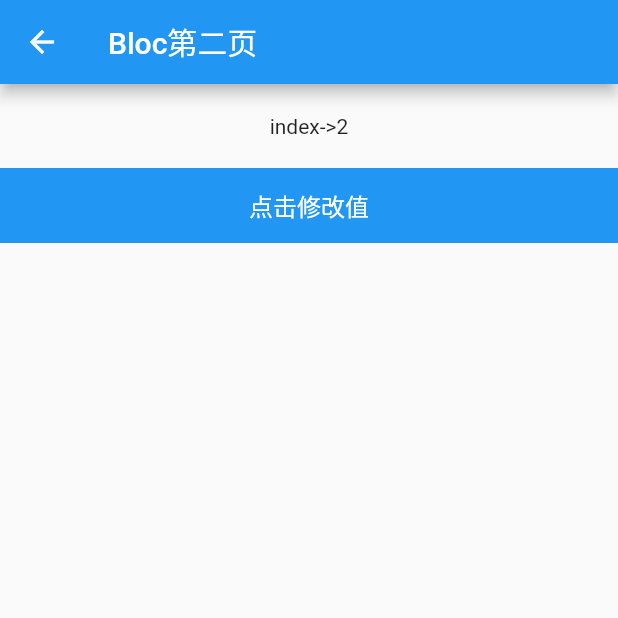
After one commit to Sum-sdl/FlutterSimpleDemo, a Flutter app: the BlocTestPage screen opened directly, after a tap on "点击修改值", after a tap on "跳转下一页,数据需要共享", on a phone screen of 412 x 824 dp, the top half of it. The commit adds this screen. Run offline on Flutter 3.47's test engine with Material 2 defaults, Android fonts, the phone set to English and light mode, and no system bars; our stand-ins replace cached_network_image, convert, dio, flutter_swiper, image_picker, rxdart and 3 more; missing offline and left inert: flutter_webview_plugin; accounts and stored records are empty.

Commit message:
添加BloC模式测试

```diff
--- a/flutter_rent/lib/main.dart
+++ b/flutter_rent/lib/main.dart
@@ -14,9 +14,10 @@ import 'package:flutter_rent/ui/HomeSelfPage.dart';
 
 void main() {
   runApp(new MyApp());
+
   if (Platform.isAndroid) {
     SystemChrome.setSystemUIOverlayStyle(SystemUiOverlayStyle(
-      statusBarColor: Colors.transparent,
+      statusBarColor: Colors.red,
       statusBarBrightness: Brightness.dark,
       statusBarIconBrightness: Brightness.dark,
     ));
--- /dev/null
+++ b/flutter_simple/lib/bloc/bloc_provider.dart
@@ -0,0 +1,46 @@
+import 'dart:async';
+
+import 'package:rxdart/subjects.dart';
+
+class BlocProvider {
+  //stream的多监听使用broadcast
+  // 首次监听，初始值不会触发回调;在第二次监听的时候，值不会通知给新的注册者
+//  var _controller = new StreamController<int>.broadcast();
+
+  //rxDart 的使用
+
+  //publish测试
+  // 跟默认StreamController<int>.broadcast()更能一致
+//  var _controller = new PublishSubject<int>();
+
+  //behavior测试
+  // 首次监听，初始值不会触发回调;在第二次监听的时候，值会更新给新的注册者
+  var _controller = new BehaviorSubject<int>();
+
+  int _count = 1;
+
+  Stream<int> get intStream => _controller.stream;
+
+  void dispose() {
+    if (!_controller.isClosed) {
+      _controller.close();
+    }
+  }
+
+  //模拟添加监听
+  void test() {
+    intStream.listen((data) {
+      print("onChange->$data");
+    }, onError: (e) {
+      print(e);
+    }, onDone: () {
+      print("onDone,$_count");
+    });
+  }
+
+  //模拟值变动
+  void addCount() {
+    _count++;
+    _controller.sink.add(_count);
+  }
+}
--- /dev/null
+++ b/flutter_simple/lib/bloc/bloc_test_home.dart
@@ -0,0 +1,112 @@
+import 'package:FlutterSimple/bloc/bloc_provider.dart';
+import 'package:flutter/cupertino.dart';
+import 'package:flutter/material.dart';
+
+class BlocTestPage extends StatelessWidget {
+  final BlocProvider _blocProvider = new BlocProvider();
+
+  @override
+  Widget build(BuildContext context) {
+    return new Scaffold(
+      appBar: new AppBar(
+        title: new Text("Bloc模式测试"),
+      ),
+      body: buildContent(context),
+    );
+  }
+
+  Widget buildStream() {
+    return StreamBuilder(
+        stream: _blocProvider.intStream,
+        initialData: 0,
+        builder: (BuildContext context, AsyncSnapshot<int> snapshot) {
+          return Padding(
+            padding: const EdgeInsets.all(8.0),
+            child: Text(
+              "index->${snapshot.data}",
+              style: TextStyle(fontSize: 17.0),
+            ),
+          );
+        });
+  }
+
+  Widget buildContent(BuildContext c) {
+    return Column(
+      children: <Widget>[
+        buildStream(),
+        GestureDetector(
+          onTap: () {
+            _blocProvider.addCount();
+          },
+          child: Container(
+              width: 300.0,
+              color: Colors.green,
+              height: 50.0,
+              child: Center(
+                  child: Text(
+                "点击修改值",
+                style: TextStyle(color: Colors.white, fontSize: 16.0),
+              ))),
+        ),
+        MaterialButton(
+          onPressed: () {
+            Navigator.push(c, CupertinoPageRoute(builder: (c) {
+              return _BlocSecondPage(_blocProvider);
+            }));
+          },
+          child: Text("跳转下一页,数据需要共享"),
+        )
+      ],
+    );
+  }
+}
+
+class _BlocSecondPage extends StatelessWidget {
+  final BlocProvider _blocProvider;
+
+  const _BlocSecondPage(this._blocProvider);
+
+  @override
+  Widget build(BuildContext context) {
+    return new Scaffold(
+      appBar: new AppBar(
+        title: new Text("Bloc第二页"),
+      ),
+      body: buildContent(),
+    );
+  }
+
+  Widget buildStream() {
+    return StreamBuilder(
+        stream: _blocProvider.intStream,
+        initialData: 1,
+        builder: (BuildContext context, AsyncSnapshot<int> snapshot) {
+          return Padding(
+            padding: const EdgeInsets.all(20.0),
+            child: Text("index->${snapshot.data}"),
+          );
+        });
+  }
+
+  Widget buildContent() {
+    return Column(
+      children: <Widget>[
+        buildStream(),
+        GestureDetector(
+          onTap: () {
+            _blocProvider.addCount();
+          },
+          child: Container(
+              width: double.infinity,
+              color: Colors.blue,
+              height: 50.0,
+              child: Center(
+                  child: Text(
+                "点击修改值",
+                style: TextStyle(color: Colors.white, fontSize: 16.0),
+              ))),
+        ),
+      ],
+    );
+  }
+}
--- a/flutter_simple/pubspec.yaml
+++ b/flutter_simple/pubspec.yaml
@@ -19,6 +19,7 @@ dependencies:
   # The following adds the Cupertino Icons font to your application.
   # Use with the CupertinoIcons class for iOS style icons.
   cupertino_icons: ^0.1.2
+  rxdart: ^0.20.0
 
 dev_dependencies:
   flutter_test:
```
Also changed, not shown: flutter_rent/lib/ui/HomeMsgPage.dart (+36 -13 lines), flutter_rent/lib/utils/RouteHelper.dart (+32 -16 lines), flutter_simple/lib/main.dart (+10 -0 lines).
